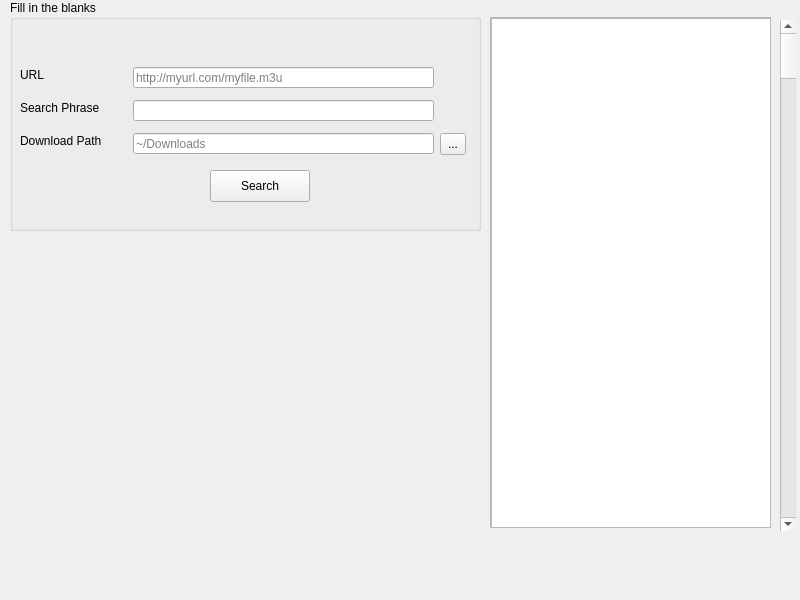
Above: mainwindow.ui from OptimusGREEN/m3uDL before the change. Below: the same form after it.
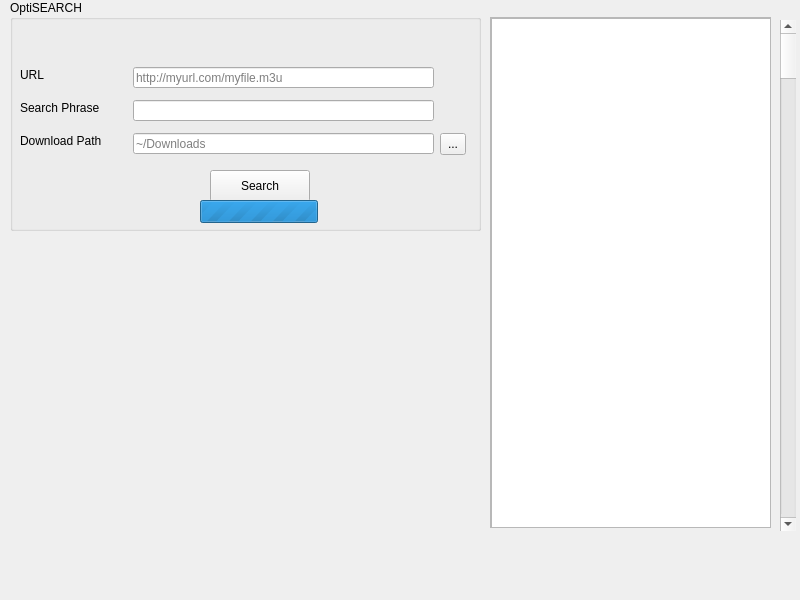
That is the form after the change.

Commit message: progress bar and threading

```diff
--- a/mainwindow.ui
+++ b/mainwindow.ui
@@ -23,7 +23,7 @@
     </rect>
    </property>
    <property name="title">
-    <string>Fill in the blanks</string>
+    <string>OptiSEARCH</string>
    </property>
    <widget class="QLabel" name="label_search">
     <property name="geometry">
@@ -135,6 +135,28 @@
      <string>Search</string>
     </property>
    </widget>
+   <widget class="QProgressBar" name="progressBar_search">
+    <property name="enabled">
+     <bool>true</bool>
+    </property>
+    <property name="geometry">
+     <rect>
+      <x>190</x>
+      <y>200</y>
+      <width>118</width>
+      <height>23</height>
+     </rect>
+    </property>
+    <property name="maximum">
+     <number>0</number>
+    </property>
+    <property name="value">
+     <number>-1</number>
+    </property>
+    <property name="textVisible">
+     <bool>false</bool>
+    </property>
+   </widget>
   </widget>
   <widget class="QScrollArea" name="scrollArea">
    <property name="geometry">
```
The commit also changes 2 other files.
